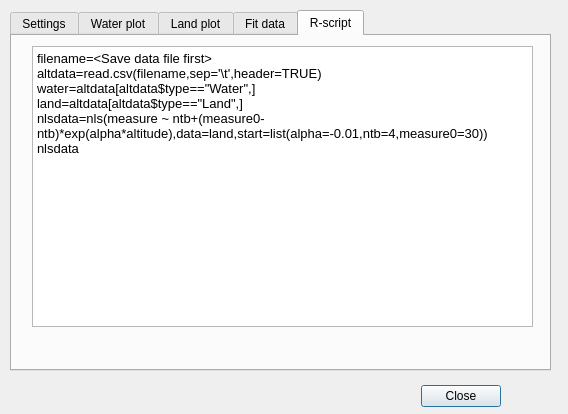
sickel/altitudecorrector, file altitudecorrector_dialog_base.ui: the form before one commit.
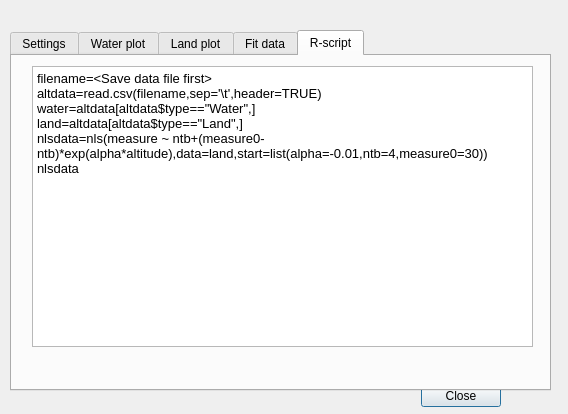
The form after the commit. The open tabs and pages were chosen to show the change. Custom widgets are drawn as their Qt base class.

Commit message: Calculating NTB and slope from water data

```diff
--- a/altitudecorrector_dialog_base.ui
+++ b/altitudecorrector_dialog_base.ui
@@ -36,7 +36,7 @@
    <property name="geometry">
     <rect>
      <x>10</x>
-     <y>10</y>
+     <y>30</y>
      <width>541</width>
      <height>361</height>
     </rect>
@@ -472,14 +472,14 @@
       <string>&lt;!DOCTYPE HTML PUBLIC &quot;-//W3C//DTD HTML 4.0//EN&quot; &quot;http://www.w3.org/TR/REC-html40/strict.dtd&quot;&gt;
 &lt;html&gt;&lt;head&gt;&lt;meta name=&quot;qrichtext&quot; content=&quot;1&quot; /&gt;&lt;style type=&quot;text/css&quot;&gt;
 p, li { white-space: pre-wrap; }
-&lt;/style&gt;&lt;/head&gt;&lt;body style=&quot; font-family:'Noto Sans'; font-size:9pt; font-weight:400; font-style:normal;&quot;&gt;
-&lt;p style=&quot; margin-top:0px; margin-bottom:0px; margin-left:0px; margin-right:0px; -qt-block-indent:0; text-indent:0px;&quot;&gt;&lt;span style=&quot; font-size:10pt;&quot;&gt;filename=&amp;lt;Save data file first&amp;gt;&lt;/span&gt;&lt;/p&gt;
-&lt;p style=&quot; margin-top:0px; margin-bottom:0px; margin-left:0px; margin-right:0px; -qt-block-indent:0; text-indent:0px;&quot;&gt;&lt;span style=&quot; font-size:10pt;&quot;&gt;altdata=read.csv(filename,sep='\t',header=TRUE)&lt;/span&gt;&lt;/p&gt;
-&lt;p style=&quot; margin-top:0px; margin-bottom:0px; margin-left:0px; margin-right:0px; -qt-block-indent:0; text-indent:0px;&quot;&gt;&lt;span style=&quot; font-size:10pt;&quot;&gt;water=altdata[altdata$type==&amp;quot;Water&amp;quot;,]&lt;/span&gt;&lt;/p&gt;
-&lt;p style=&quot; margin-top:0px; margin-bottom:0px; margin-left:0px; margin-right:0px; -qt-block-indent:0; text-indent:0px;&quot;&gt;&lt;span style=&quot; font-size:10pt;&quot;&gt;land=altdata[altdata$type==&amp;quot;Land&amp;quot;,]&lt;/span&gt;&lt;/p&gt;
-&lt;p style=&quot; margin-top:0px; margin-bottom:0px; margin-left:0px; margin-right:0px; -qt-block-indent:0; text-indent:0px;&quot;&gt;&lt;span style=&quot; font-size:10pt;&quot;&gt;nlsdata=nls(measure ~ ntb+(measure0-ntb)*exp(alpha*altitude),data=land,start=list(alpha=-0.01,ntb=4,measure0=30))&lt;/span&gt;&lt;/p&gt;
-&lt;p style=&quot; margin-top:0px; margin-bottom:0px; margin-left:0px; margin-right:0px; -qt-block-indent:0; text-indent:0px;&quot;&gt;&lt;span style=&quot; font-size:10pt;&quot;&gt;nlsdata&lt;/span&gt;&lt;/p&gt;
-&lt;p style=&quot;-qt-paragraph-type:empty; margin-top:0px; margin-bottom:0px; margin-left:0px; margin-right:0px; -qt-block-indent:0; text-indent:0px; font-size:10pt;&quot;&gt;&lt;br /&gt;&lt;/p&gt;&lt;/body&gt;&lt;/html&gt;</string>
+&lt;/style&gt;&lt;/head&gt;&lt;body style=&quot; font-family:'MS Shell Dlg 2'; font-size:8.25pt; font-weight:400; font-style:normal;&quot;&gt;
+&lt;p style=&quot; margin-top:0px; margin-bottom:0px; margin-left:0px; margin-right:0px; -qt-block-indent:0; text-indent:0px;&quot;&gt;&lt;span style=&quot; font-family:'Noto Sans'; font-size:10pt;&quot;&gt;filename=&amp;lt;Save data file first&amp;gt;&lt;/span&gt;&lt;/p&gt;
+&lt;p style=&quot; margin-top:0px; margin-bottom:0px; margin-left:0px; margin-right:0px; -qt-block-indent:0; text-indent:0px;&quot;&gt;&lt;span style=&quot; font-family:'Noto Sans'; font-size:10pt;&quot;&gt;altdata=read.csv(filename,sep='\t',header=TRUE)&lt;/span&gt;&lt;/p&gt;
+&lt;p style=&quot; margin-top:0px; margin-bottom:0px; margin-left:0px; margin-right:0px; -qt-block-indent:0; text-indent:0px;&quot;&gt;&lt;span style=&quot; font-family:'Noto Sans'; font-size:10pt;&quot;&gt;water=altdata[altdata$type==&amp;quot;Water&amp;quot;,]&lt;/span&gt;&lt;/p&gt;
+&lt;p style=&quot; margin-top:0px; margin-bottom:0px; margin-left:0px; margin-right:0px; -qt-block-indent:0; text-indent:0px;&quot;&gt;&lt;span style=&quot; font-family:'Noto Sans'; font-size:10pt;&quot;&gt;land=altdata[altdata$type==&amp;quot;Land&amp;quot;,]&lt;/span&gt;&lt;/p&gt;
+&lt;p style=&quot; margin-top:0px; margin-bottom:0px; margin-left:0px; margin-right:0px; -qt-block-indent:0; text-indent:0px;&quot;&gt;&lt;span style=&quot; font-family:'Noto Sans'; font-size:10pt;&quot;&gt;nlsdata=nls(measure ~ ntb+(measure0-ntb)*exp(alpha*altitude),data=land,start=list(alpha=-0.01,ntb=4,measure0=30))&lt;/span&gt;&lt;/p&gt;
+&lt;p style=&quot; margin-top:0px; margin-bottom:0px; margin-left:0px; margin-right:0px; -qt-block-indent:0; text-indent:0px;&quot;&gt;&lt;span style=&quot; font-family:'Noto Sans'; font-size:10pt;&quot;&gt;nlsdata&lt;/span&gt;&lt;/p&gt;
+&lt;p style=&quot;-qt-paragraph-type:empty; margin-top:0px; margin-bottom:0px; margin-left:0px; margin-right:0px; -qt-block-indent:0; text-indent:0px; font-family:'Noto Sans'; font-size:10pt;&quot;&gt;&lt;br /&gt;&lt;/p&gt;&lt;/body&gt;&lt;/html&gt;</string>
      </property>
      <property name="acceptRichText">
       <bool>false</bool>
```
Left out of the diff: 15 changed lines with no effect on the pictures. The commit also changes 2 other files.
